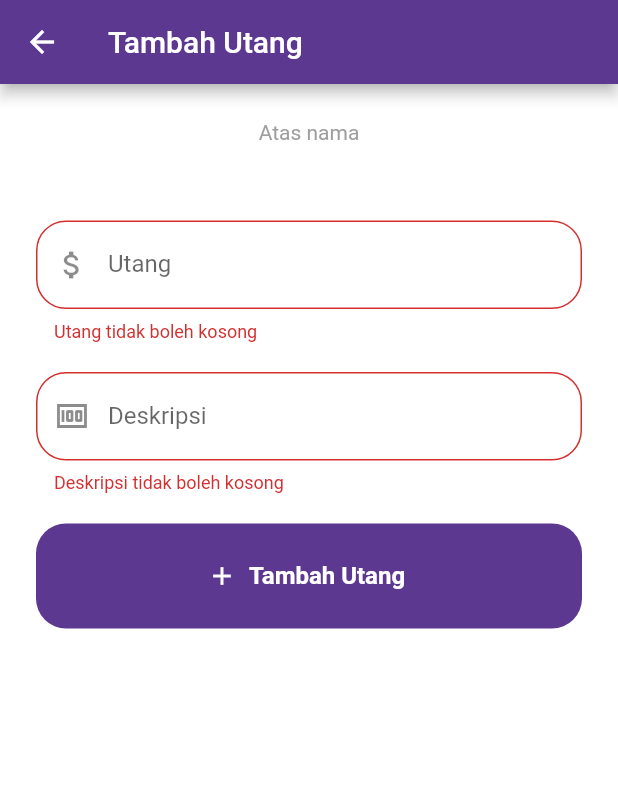
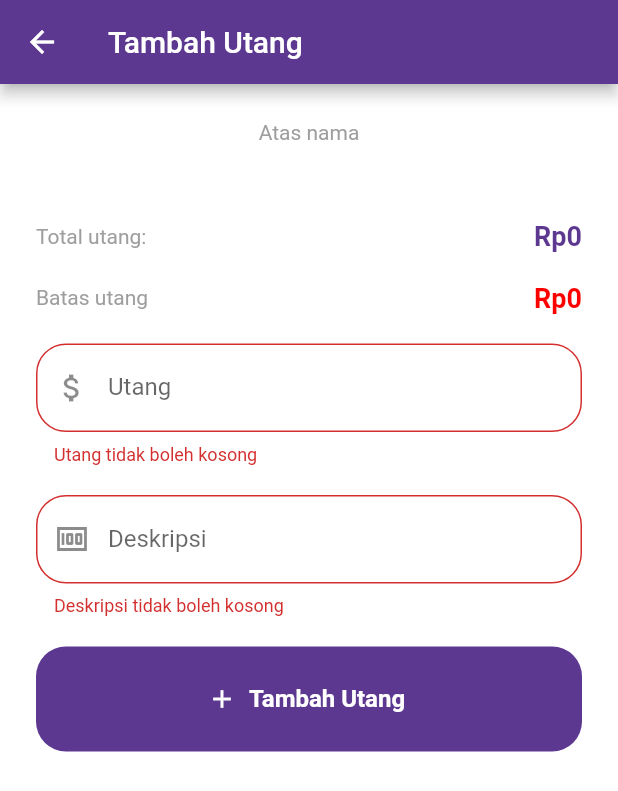
Before and after one commit to andistevenli/bonku-project, a Flutter app: the AddDebtPage screen opened directly with empty values, after a tap on "Tambah Utang", on a phone screen of 412 x 824 dp. Shown: the top 791 px of the screen. Run offline on Flutter 3.47's test engine with Material 2 defaults, Android fonts, the phone set to English and light mode, and no system bars; our stand-ins replace hexcolor, supabase_flutter; accounts and stored records are empty; statements that could not run were skipped.

Commit message:
nambahin fitur konfirmasi aksi dan penyempurnaan

```diff
--- a/miniproject/lib/View/Pages/Customer/change_customer_page.dart
+++ b/miniproject/lib/View/Pages/Customer/change_customer_page.dart
@@ -164,6 +164,7 @@ class _ChangeCustomerState extends State<ChangeCustomerPage> {
                   if (_formKey.currentState!.validate()) {
                     showDialog(
                       context: context,
+                      barrierDismissible: false,
                       builder: (context) => myAlertDialog.alertDialog(
                         context,
                         () {
--- a/miniproject/lib/View/Pages/Dashboard/dashboard_page.dart
+++ b/miniproject/lib/View/Pages/Dashboard/dashboard_page.dart
@@ -33,14 +33,6 @@ class _DashboardPageState extends State<DashboardPage> {
       appBar: AppBar(
         title: const Text('KASBONKU'),
         centerTitle: true,
-        actions: [
-          IconButton(
-            onPressed: () {
-              provider(context);
-            },
-            icon: const Icon(Icons.refresh),
-          ),
-        ],
       ),
       body: Padding(
         padding: const EdgeInsets.all(24),
@@ -49,12 +41,21 @@ class _DashboardPageState extends State<DashboardPage> {
             children: [
               Consumer<DashboardViewModel>(
                 builder: (context, dashboardProvider, _) {
+                  dashboardProvider.totalUtang();
+                  dashboardProvider.totalPelanggan();
+                  if (dashboardProvider.utang == null) {
+                    return const Center(
+                      child: CircularProgressIndicator(),
+                    );
+                  }
                   //format uang
-                  final int currency = dashboardProvider.utang;
+                  final int currency = dashboardProvider.utang!;
                   final String uang = myFormatter.formatUang.format(currency);
                   if (dashboardProvider.utang == 0) {
-                    return const Center(
-                      child: CircularProgressIndicator(),
+                    return myStatsBox.statsBox(
+                      context,
+                      'Total utang keseluruhan',
+                      'tidak ada',
                     );
                   } else {
                     return myStatsBox.statsBox(
@@ -70,9 +71,18 @@ class _DashboardPageState extends State<DashboardPage> {
               ),
               Consumer<DashboardViewModel>(
                 builder: (context, dashboardProvider, _) {
-                  if (dashboardProvider.pelanggan == 0) {
+                  dashboardProvider.totalUtang();
+                  dashboardProvider.totalPelanggan();
+                  if (dashboardProvider.pelanggan == null) {
                     return const Center(
                       child: CircularProgressIndicator(),
+                    );
+                  }
+                  if (dashboardProvider.pelanggan == 0) {
+                    return myStatsBox.statsBox(
+                      context,
+                      'Total pelanggan yang berutang',
+                      'tidak ada',
                     );
                   } else {
                     return myStatsBox.statsBox(
--- a/miniproject/lib/View/Pages/Debt/add_debt_page.dart
+++ b/miniproject/lib/View/Pages/Debt/add_debt_page.dart
@@ -1,4 +1,5 @@
 import 'package:flutter/material.dart';
+import 'package:miniproject/Model/formatter.dart';
 import 'package:miniproject/View/View-Model/debt_view_model.dart';
 import 'package:miniproject/View/Widgets/alert_dialogs.dart';
 import 'package:miniproject/View/Widgets/buttons.dart';
@@ -25,6 +26,7 @@ class _AddDebtState extends State<AddDebtPage> {
   final TextFormFields myTextFormField = TextFormFields();
   final MyColors myColors = MyColors();
   final AlertDialogs myAlertDialog = AlertDialogs();
+  final Formatter myFormatter = Formatter();
 
   @override
   void dispose() {
@@ -37,7 +39,11 @@ class _AddDebtState extends State<AddDebtPage> {
   Widget build(BuildContext context) {
     final provider = Provider.of<DebtViewModel>(context, listen: false);
     final args = ModalRoute.of(context)!.settings.arguments as AddDebtArguments;
-
+    provider.totalUtang(args.idPelanggan);
+    final int currencyUtang = provider.utang!;
+    final String utang = myFormatter.formatUang.format(currencyUtang);
+    final int currencyBatasUtang = args.batasUtang;
+    final String batasUtang = myFormatter.formatUang.format(currencyBatasUtang);
     return Scaffold(
       appBar: AppBar(
         title: const Text('Tambah Utang'),
@@ -68,6 +74,54 @@ class _AddDebtState extends State<AddDebtPage> {
               const SizedBox(
                 height: 20,
               ),
+              Row(
+                crossAxisAlignment: CrossAxisAlignment.center,
+                mainAxisAlignment: MainAxisAlignment.spaceBetween,
+                children: [
+                  Text(
+                    'Total utang:',
+                    style: TextStyle(color: myColors.subInfoColor),
+                  ),
+                  const SizedBox(
+                    width: 20,
+                  ),
+                  Text(
+                    utang,
+                    style: TextStyle(
+                      fontSize: 18,
+                      fontWeight: FontWeight.w700,
+                      color: myColors.primaryColor,
+                    ),
+                  ),
+                ],
+              ),
+              const SizedBox(
+                height: 20,
+              ),
+              Row(
+                crossAxisAlignment: CrossAxisAlignment.center,
+                mainAxisAlignment: MainAxisAlignment.spaceBetween,
+                children: [
+                  Text(
+                    'Batas utang',
+                    style: TextStyle(color: myColors.subInfoColor),
+                  ),
+                  const SizedBox(
+                    width: 20,
+                  ),
+                  Text(
+                    batasUtang,
+                    style: TextStyle(
+                      fontSize: 18,
+                      fontWeight: FontWeight.w700,
+                      color: myColors.detailTextColor,
+                    ),
+                  ),
+                ],
+              ),
+              const SizedBox(
+                height: 20,
+              ),
               myTextFormField.textFormField(
                 enabled: true,
                 textEditingController: _utangController,
@@ -81,6 +135,10 @@ class _AddDebtState extends State<AddDebtPage> {
                   if (value == null || value.isEmpty) {
                     return 'Utang tidak boleh kosong';
                   } else {
+                    if (int.parse(_utangController.text) + provider.utang! >
+                        args.batasUtang) {
+                      return 'tidak boleh melebihi batas utang';
+                    }
                     if (!RegExp(r'^[0-9]+$').hasMatch(value)) {
                       return 'hanya boleh diisi angka';
                     }
@@ -150,6 +208,11 @@ class _AddDebtState extends State<AddDebtPage> {
 class AddDebtArguments {
   final int idPelanggan;
   final String nama;
+  final int batasUtang;
 
-  AddDebtArguments({required this.idPelanggan, required this.nama});
+  AddDebtArguments({
+    required this.idPelanggan,
+    required this.nama,
+    required this.batasUtang,
+  });
 }
--- a/miniproject/lib/View/View-Model/dashboard_view_model.dart
+++ b/miniproject/lib/View/View-Model/dashboard_view_model.dart
@@ -3,8 +3,8 @@ import 'package:supabase_flutter/supabase_flutter.dart';
 
 class DashboardViewModel with ChangeNotifier {
   final supabase = Supabase.instance.client;
-  int utang = 0;
-  int pelanggan = 0;
+  int? utang;
+  int? pelanggan;
 
   ///menghitung nilai dari total utang semua pelanggan dari tabel 'transaksi'.
   Future hitungTotalUtang() async {
--- a/miniproject/lib/View/View-Model/debt_view_model.dart
+++ b/miniproject/lib/View/View-Model/debt_view_model.dart
@@ -3,8 +3,8 @@ import 'package:supabase_flutter/supabase_flutter.dart';
 
 class DebtViewModel with ChangeNotifier {
   final supabase = Supabase.instance.client;
-  List<dynamic> daftarUtang = [];
-  int utang = 0;
+  List<dynamic>? daftarUtang;
+  int? utang;
 
   ///mendapatkan semua data yang ada pada tabel 'transaksi' berdasarkan id pada tabel 'pelanggan'.
   Future readAllTransactions(int id) async {
@@ -13,6 +13,12 @@ class DebtViewModel with ChangeNotifier {
         .select()
         .eq('id_pelanggan', id)
         .order('created_at', ascending: false);
+  }
+
+  ///menghapus data pada tabel 'pelanggan' jika semua utang telah lunas
+  deleteCustomerIfNoDebtAnymore(int id) async {
+    await supabase.from('pelanggan').delete().eq('id', id);
+    notifyListeners();
   }
 
   ///mengembalikan data yang ada pada tabel 'transaksi' berdasarkan id pada tabel 'pelanggan'.
@@ -55,7 +61,7 @@ class DebtViewModel with ChangeNotifier {
 
   ///menghapus data pada tabel 'transaksi'
   deleteDebt(int id) async {
-    await supabase.from('transaksi').delete().eq('id', id);
+    await supabase.from('transaksi').delete().eq('id_pelanggan', id);
     notifyListeners();
   }
 }
```
Also changed, not shown: miniproject/lib/View/Pages/Customer/create_customer_page.dart (+6 -2 lines), miniproject/lib/View/Pages/Customer/customers_list_page.dart (+13 -14 lines), miniproject/lib/View/Pages/Debt/debt_details_page.dart (+15 -24 lines), miniproject/lib/View/View-Model/customer_view_model.dart (+12 -6 lines), miniproject/lib/View/Widgets/list_tiles.dart (+10 -2 lines), 1 other file.
